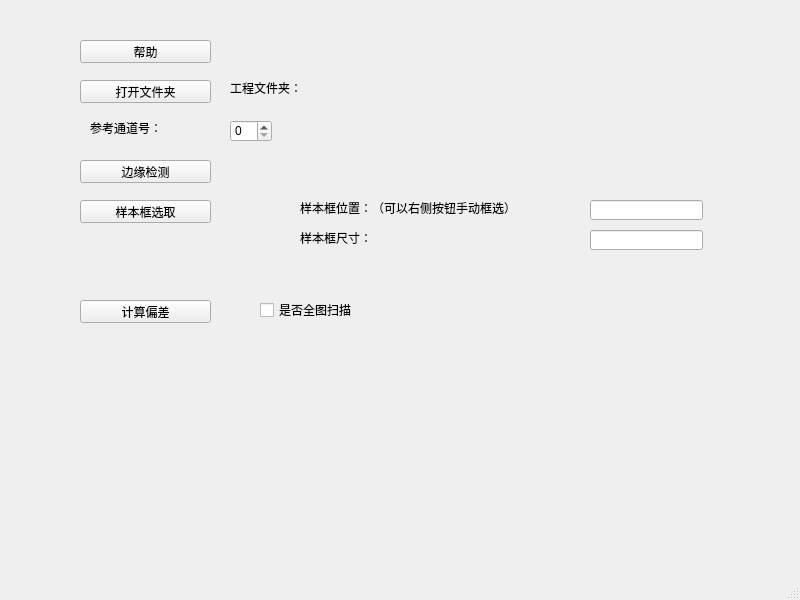
This is auto_templatematching.ui in TomoyoNatsume/MultispecProcess as Qt 5 draws it before an edit. The edited form follows.
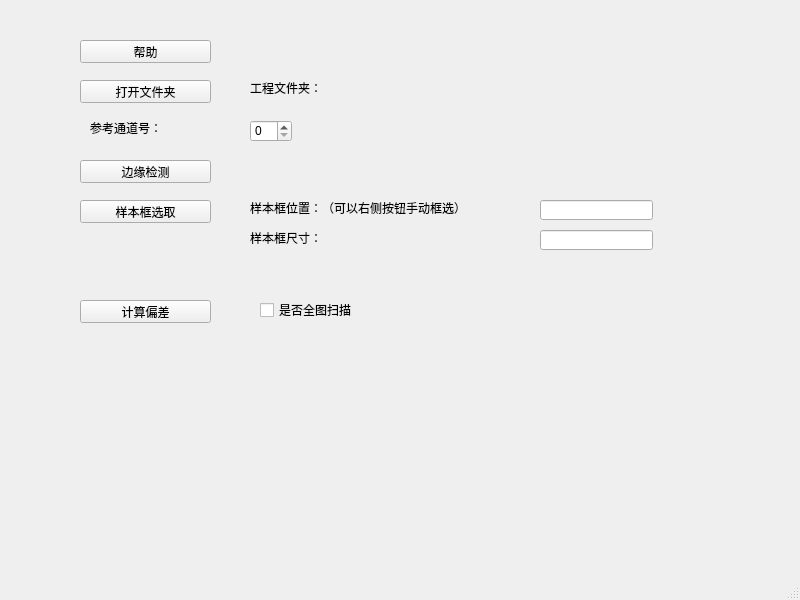
This is the edited form.

What changed in the file:
```diff
--- a/auto_templatematching.ui
+++ b/auto_templatematching.ui
@@ -17,7 +17,7 @@
    <widget class="QLabel" name="label">
     <property name="geometry">
      <rect>
-      <x>230</x>
+      <x>250</x>
       <y>80</y>
       <width>101</width>
       <height>16</height>
@@ -56,7 +56,7 @@
    <widget class="QSpinBox" name="spinBox">
     <property name="geometry">
      <rect>
-      <x>230</x>
+      <x>250</x>
       <y>120</y>
       <width>42</width>
       <height>22</height>
@@ -105,7 +105,7 @@
    <widget class="QLabel" name="label_3">
     <property name="geometry">
      <rect>
-      <x>300</x>
+      <x>250</x>
       <y>200</y>
       <width>221</width>
       <height>16</height>
@@ -118,7 +118,7 @@
    <widget class="QLabel" name="label_4">
     <property name="geometry">
      <rect>
-      <x>300</x>
+      <x>250</x>
       <y>230</y>
       <width>221</width>
       <height>16</height>
@@ -131,7 +131,7 @@
    <widget class="QLineEdit" name="lineEdit_refPos">
     <property name="geometry">
      <rect>
-      <x>590</x>
+      <x>540</x>
       <y>200</y>
       <width>113</width>
       <height>20</height>
@@ -141,7 +141,7 @@
    <widget class="QLineEdit" name="lineEdit_refSize">
     <property name="geometry">
      <rect>
-      <x>590</x>
+      <x>540</x>
       <y>230</y>
       <width>113</width>
       <height>20</height>
```
